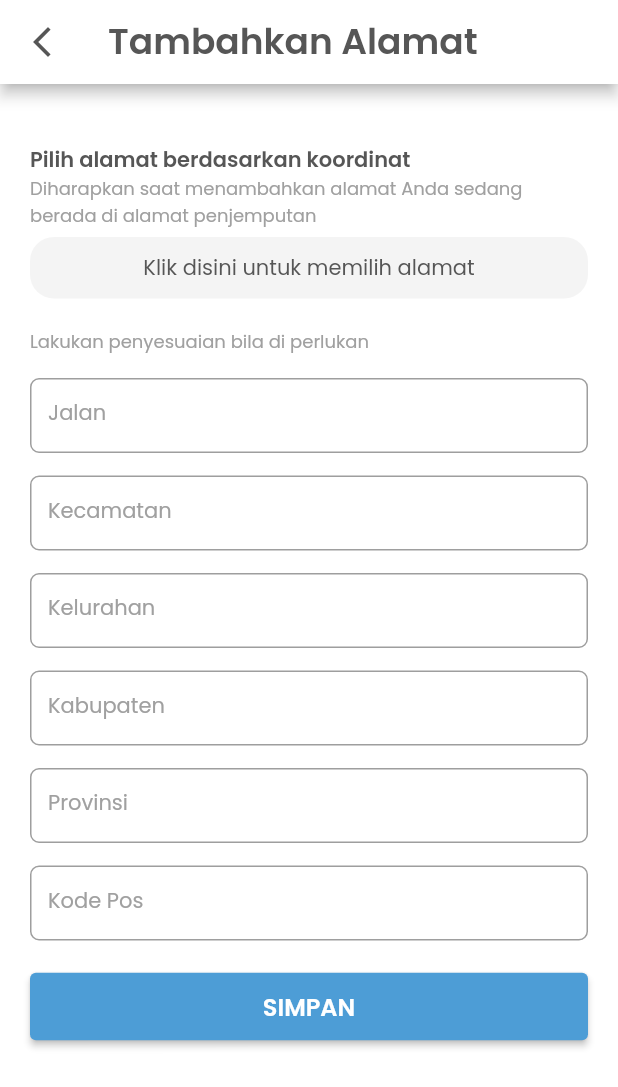
After one commit to feggy/flutter-travel, a Flutter app: the SearchAddressPage screen opened directly, on a phone screen of 412 x 824 dp. The commit adds this screen. Shown: the top 1087 px of the screen. Run offline on Flutter 3.47's test engine with Material 2 defaults, Android fonts, the phone set to English and light mode, and no system bars; our stand-ins replace bloc, cloud_firestore, datetime_picker_formfield, dotted_border, equatable, firebase_auth and 11 more; missing offline and left inert: flutter_barcode_scanner; accounts and stored records are empty.

Commit message:
address travel

```diff
--- a/lib/cubit/transaction_cubit.dart
+++ b/lib/cubit/transaction_cubit.dart
@@ -2,7 +2,6 @@ import 'dart:developer';
 
 import 'package:bloc/bloc.dart';
 import 'package:equatable/equatable.dart';
-import 'package:flutter/cupertino.dart';
 import 'package:travel_wisata/models/transaction_model.dart';
 import 'package:travel_wisata/services/transaction_service.dart';
 
--- /dev/null
+++ b/lib/models/alamat_travel_model.dart
@@ -0,0 +1,119 @@
+// ignore_for_file: must_be_immutable
+
+import 'dart:convert';
+
+import 'package:equatable/equatable.dart';
+
+class JemputPenumpang extends Equatable {
+  String idTravel;
+  String idInvoice;
+  String idUser;
+  String lat;
+  String lng;
+  int status;
+  String alamat;
+
+  JemputPenumpang({
+    required this.idTravel,
+    required this.idInvoice,
+    required this.idUser,
+    required this.lat,
+    required this.lng,
+    required this.status,
+    required this.alamat,
+  });
+
+  Map<String, dynamic> toMap() {
+    return {
+      'idTravel': idTravel,
+      'idInvoice': idInvoice,
+      'idUser': idUser,
+      'lat': lat,
+      'lng': lng,
+      'status': status,
+      'alamat': alamat,
+    };
+  }
+
+  factory JemputPenumpang.fromMap(Map<String, dynamic> map) {
+    return JemputPenumpang(
+      idTravel: map['idTravel'],
+      idInvoice: map['idInvoice'],
+      idUser: map['idUser'],
+      lat: map['lat'],
+      lng: map['lng'],
+      status: map['status'],
+      alamat: map['alamat'],
+    );
+  }
+
+  String toJson() => json.encode(toMap());
+
+  factory JemputPenumpang.fromJson(String source) =>
+      JemputPenumpang.fromMap(json.decode(source));
+
+  @override
+  List<Object> get props {
+    return [
+      idTravel,
+      idInvoice,
+      idUser,
+      lat,
+      lng,
+      status,
+      alamat,
+    ];
+  }
+
+  @override
+  bool get stringify => true;
+}
+
+class AlamatKoordinat {
+  String? jalan;
+  String? kecamatan;
+  String? kelurahan;
+  String? kabupaten;
+  String? provinsi;
+  String? postalCode;
+  AlamatKoordinat({
+    required this.jalan,
+    required this.kecamatan,
+    required this.kelurahan,
+    required this.kabupaten,
+    required this.provinsi,
+    required this.postalCode,
+  });
+
+  Map<String, dynamic> toMap() {
+    return {
+      'jalan': jalan,
+      'kecamatan': kecamatan,
+      'kelurahan': kelurahan,
+      'kabupaten': kabupaten,
+      'provinsi': provinsi,
+      'postalCode': postalCode,
+    };
+  }
+
+  factory AlamatKoordinat.fromMap(Map<String, dynamic> map) {
+    return AlamatKoordinat(
+      jalan: map['jalan'],
+      kecamatan: map['kecamatan'],
+      kelurahan: map['kelurahan'],
+      kabupaten: map['kabupaten'],
+      provinsi: map['provinsi'],
+      postalCode: map['postalCode'],
+    );
+  }
+
+  String toJson() => json.encode(toMap());
+
+  factory AlamatKoordinat.fromJson(String source) =>
+      AlamatKoordinat.fromMap(json.decode(source));
+
+  @override
+  String toString() {
+    return 'AlamatKoordinat(jalan: $jalan, kecamatan: $kecamatan, kelurahan: $kelurahan, kabupaten: $kabupaten, provinsi: $provinsi, postalCode: $postalCode)';
+  }
+}
--- a/lib/ui/pages/detail_transaction_admin_page.dart
+++ b/lib/ui/pages/detail_transaction_admin_page.dart
@@ -4,11 +4,9 @@ import 'package:dotted_border/dotted_border.dart';
 import 'package:flutter/material.dart';
 import 'package:flutter_bloc/flutter_bloc.dart';
 import 'package:intl/intl.dart';
-import 'package:photo_view/photo_view.dart';
 import 'package:travel_wisata/cubit/transaction_cubit.dart';
 import 'package:travel_wisata/models/role_enum.dart';
 import 'package:travel_wisata/models/transaction_model.dart';
-import 'package:travel_wisata/services/transaction_service.dart';
 import 'package:travel_wisata/shared/theme.dart';
 import 'package:travel_wisata/ui/pages/detail_photo_page.dart';
 import 'package:travel_wisata/ui/widgets/app_bar_item.dart';
--- /dev/null
+++ b/lib/ui/pages/search_address_page.dart
@@ -0,0 +1,339 @@
+import 'dart:developer';
+
+import 'package:flutter/cupertino.dart';
+import 'package:flutter/material.dart';
+import 'package:geocoding/geocoding.dart';
+import 'package:geolocator/geolocator.dart';
+import 'package:permission_handler/permission_handler.dart';
+import 'package:travel_wisata/models/alamat_travel_model.dart';
+import 'package:travel_wisata/shared/theme.dart';
+import 'package:travel_wisata/ui/pages/select_address_page.dart';
+import 'package:travel_wisata/ui/widgets/app_bar_item.dart';
+import 'package:travel_wisata/ui/widgets/custom_button.dart';
+import 'package:travel_wisata/ui/widgets/custom_input_text.dart';
+
+class SearchAddressPage extends StatefulWidget {
+  const SearchAddressPage({Key? key}) : super(key: key);
+
+  @override
+  State<SearchAddressPage> createState() => _SearchAddressPageState();
+}
+
+var permStatus = false;
+String nama = '';
+
+class _SearchAddressPageState extends State<SearchAddressPage>
+    with WidgetsBindingObserver {
+  var jalan = TextEditingController(text: '');
+  var kecamatan = TextEditingController(text: '');
+  var kelurahan = TextEditingController(text: '');
+  var kabupaten = TextEditingController(text: '');
+  var provinsi = TextEditingController(text: '');
+  var postalCode = TextEditingController(text: '');
+
+  List<Placemark> placemarks = [];
+  AlamatKoordinat? alamat;
+  String lat = '';
+  String lng = '';
+
+  _getCurrentLocation() async {
+    Position position = await Geolocator.getCurrentPosition(
+        desiredAccuracy: LocationAccuracy.high);
+    log('location $position');
+    placemarks =
+        await placemarkFromCoordinates(position.latitude, position.longitude);
+    lat = position.latitude.toString();
+    lng = position.longitude.toString();
+  }
+
+  @override
+  void initState() {
+    super.initState();
+    WidgetsBinding.instance!.addObserver(this);
+    permissionRequest();
+    _getCurrentLocation();
+  }
+
+  @override
+  void didChangeAppLifecycleState(AppLifecycleState state) async {
+    super.didChangeAppLifecycleState(state);
+    if (state == AppLifecycleState.resumed) {
+      final status = await Permission.location.status;
+      _getCurrentLocation();
+      if (status.isGranted) {
+        setState(() {
+          permStatus = true;
+        });
+      }
+    }
+  }
+
+  Widget permNeed() {
+    return Column(
+      mainAxisAlignment: MainAxisAlignment.center,
+      children: [
+        Text(
+          'Aplikasi membutuhkan akses lokasi untuk mendapatkan koordinat Anda',
+          style: blackTextStyle.copyWith(
+            fontSize: 16,
+            fontWeight: medium,
+          ),
+          textAlign: TextAlign.center,
+        ),
+        const SizedBox(
+          height: 15,
+        ),
+        CustomButton(
+            title: 'BERI IZIN LOKASI',
+            width: 150,
+            onPressed: () {
+              openSettingReq();
+            })
+      ],
+    );
+  }
+
+  Widget alamatFromKoordinat(AlamatKoordinat? alamat) {
+    return Text(
+      '${alamat!.jalan}, ${alamat.kecamatan}, ${alamat.kelurahan}\n${alamat.kabupaten}\n${alamat.provinsi}\n${alamat.postalCode}',
+      style: blackTextStyle.copyWith(
+        fontSize: 12,
+      ),
+    );
+  }
+
+  @override
+  Widget build(BuildContext context) {
+    return Scaffold(
+      appBar: AppBarItem(title: 'Tambahkan Alamat'),
+      backgroundColor: whiteColor,
+      body: permStatus == false
+          ? permNeed()
+          : SingleChildScrollView(
+              child: Padding(
+                padding: const EdgeInsets.only(
+                  left: 20,
+                  right: 20,
+                  top: 40,
+                ),
+                child: Column(
+                  crossAxisAlignment: CrossAxisAlignment.start,
+                  children: [
+                    Text(
+                      'Pilih alamat berdasarkan koordinat',
+                      style: blackTextStyle.copyWith(
+                        fontSize: 14,
+                        fontWeight: semiBold,
+                      ),
+                    ),
+                    Text(
+                      'Diharapkan saat menambahkan alamat Anda sedang berada di alamat penjemputan',
+                      style: greyTextStyle.copyWith(
+                        fontSize: 12,
+                      ),
+                    ),
+                    GestureDetector(
+                      onTap: () {
+                        Navigator.push(
+                          context,
+                          MaterialPageRoute(
+                            builder: (context) =>
+                                SelectAddressPage(placemarks: placemarks),
+                          ),
+                        ).then((value) {
+                          if (value != null) {
+                            setState(() {
+                              alamat = value as AlamatKoordinat;
+                              jalan.text = alamat!.jalan!;
+                              kecamatan.text = alamat!.kecamatan!;
+                              kelurahan.text = alamat!.kelurahan!;
+                              kabupaten.text = alamat!.kabupaten!;
+                              provinsi.text = alamat!.provinsi!;
+                              postalCode.text = alamat!.postalCode!;
+                            });
+                          }
+                          log('GET $value');
+                        });
+                      },
+                      child: Container(
+                        margin: const EdgeInsets.only(
+                          top: 5,
+                        ),
+                        padding: const EdgeInsets.symmetric(
+                          horizontal: 20,
+                          vertical: 10,
+                        ),
+                        decoration: BoxDecoration(
+                          borderRadius: BorderRadius.circular(16),
+                          color: grey2Color,
+                        ),
+                        child: alamat == null
+                            ? Center(
+                                child: Text(
+                                  'Klik disini untuk memilih alamat',
+                                  style: blackTextStyle,
+                                ),
+                              )
+                            : alamatFromKoordinat(alamat),
+                      ),
+                    ),
+                    const SizedBox(
+                      height: 20,
+                    ),
+                    Text(
+                      'Lakukan penyesuaian bila di perlukan',
+                      style: greyTextStyle.copyWith(
+                        fontSize: 12,
+                      ),
+                    ),
+                    const SizedBox(
+                      height: 15,
+                    ),
+                    CustomInputText(
+                      label: 'Jalan',
+                      controller: jalan,
+                      imeOption: TextInputAction.done,
+                    ),
+                    const SizedBox(
+                      height: 15,
+                    ),
+                    CustomInputText(
+                      label: 'Kecamatan',
+                      controller: kecamatan,
+                      imeOption: TextInputAction.done,
+                    ),
+                    const SizedBox(
+                      height: 15,
+                    ),
+                    CustomInputText(
+                      label: 'Kelurahan',
+                      controller: kelurahan,
+                      imeOption: TextInputAction.done,
+                    ),
+                    const SizedBox(
+                      height: 15,
+                    ),
+                    CustomInputText(
+                      label: 'Kabupaten',
+                      controller: kabupaten,
+                      imeOption: TextInputAction.done,
+                    ),
+                    const SizedBox(
+                      height: 15,
+                    ),
+                    CustomInputText(
+                      label: 'Provinsi',
+                      controller: provinsi,
+                      imeOption: TextInputAction.done,
+                    ),
+                    const SizedBox(
+                      height: 15,
+                    ),
+                    CustomInputText(
+                      label: 'Kode Pos',
+                      controller: postalCode,
+                      imeOption: TextInputAction.done,
+                    ),
+                    const SizedBox(
+                      height: 20,
+                    ),
+                    CustomButton(
+                        title: 'SIMPAN',
+                        onPressed: () {
+                          String errorMsg = '';
+                          if (jalan.text.isEmpty) {
+                            errorMsg = 'Kolom jalan tidak boleh kosong';
+                          } else if (kecamatan.text.isEmpty) {
+                            errorMsg = 'Kolom kecamatan tidak boleh kosong';
+                          } else if (kelurahan.text.isEmpty) {
+                            errorMsg = 'Kolom kelurahan tidak boleh kosong';
+                          } else if (kabupaten.text.isEmpty) {
+                            errorMsg = 'Kolom kabupaten tidak boleh kosong';
+                          } else if (provinsi.text.isEmpty) {
+                            errorMsg = 'Kolom provisin tidak boleh kosong';
+                          }
+
+                          if (errorMsg.isNotEmpty) {
+                            ScaffoldMessenger.of(context).showSnackBar(
+                              SnackBar(
+                                content: Text(errorMsg),
+                                backgroundColor: redColor,
+                              ),
+                            );
+                          } else {}
+                        }),
+                    const SizedBox(
+                      height: 60,
+                    ),
+                  ],
+                ),
+              ),
+            ),
+    );
+  }
+
+  @override
+  void dispose() {
+    WidgetsBinding.instance!.removeObserver(this);
+    super.dispose();
+  }
+
+  void permissionRequest() async {
+    var status = await Permission.accessMediaLocation.status;
+    if (status.isGranted) {
+      setState(() {
+        permStatus = true;
+      });
+    }
+  }
+
+  void openSettingReq() async {
+    var req = await Permission.accessMediaLocation.request();
+    if (req.isDenied) {
+      showDialog(
+        context: context,
+        builder: (context) => AlertDialog(
+          title: Text(
+            'Akses Lokasi',
+            style: blackTextStyle.copyWith(
+              fontWeight: semiBold,
+            ),
+          ),
+          content: Text(
+            'Aplikasi membutuhkan akses lokasi untuk mendapatkan titik koordinat lokasi Anda',
+            style: blackTextStyle.copyWith(
+              fontWeight: medium,
+            ),
+          ),
+          actions: [
+            TextButton(
+              onPressed: () {
+                Navigator.pop(context);
+              },
+              child: Text(
+                'Tolak',
+                style: blackTextStyle.copyWith(
+                  fontSize: 14,
+                  fontWeight: semiBold,
+                ),
+              ),
+            ),
+            TextButton(
+              onPressed: () async {
+                openAppSettings();
+                Navigator.pop(context);
+              },
+              child: Text(
+                'Pengaturan',
+                style: blackTextStyle.copyWith(
+                  fontSize: 14,
+                  fontWeight: semiBold,
+                ),
+              ),
+            ),
+          ],
+        ),
+      );
+    }
+  }
+}
--- a/pubspec.yaml
+++ b/pubspec.yaml
@@ -40,9 +40,14 @@ dependencies:
     sdk: flutter
   flutter_barcode_scanner: ^2.0.0
   flutter_bloc: ^7.2.0
+  flutter_google_places: ^0.3.0
   flutter_native_image: ^0.0.6+1
   flutter_svg: ^0.22.0
+  geocoding: ^2.0.1
+  geolocator: ^7.6.2
+  geolocator_web: ^2.0.6
   google_fonts: ^2.1.0
+  google_maps_flutter: ^2.0.10
   google_place: ^0.4.3
   image_picker: ^0.8.4+2
   intl: ^0.17.0
```
Also changed, not shown: lib/ui/pages/bus_detail_page.dart (+23 -0 lines), lib/ui/pages/select_address_page.dart (added, +99 -0 lines), pubspec.lock, 2 other files.
